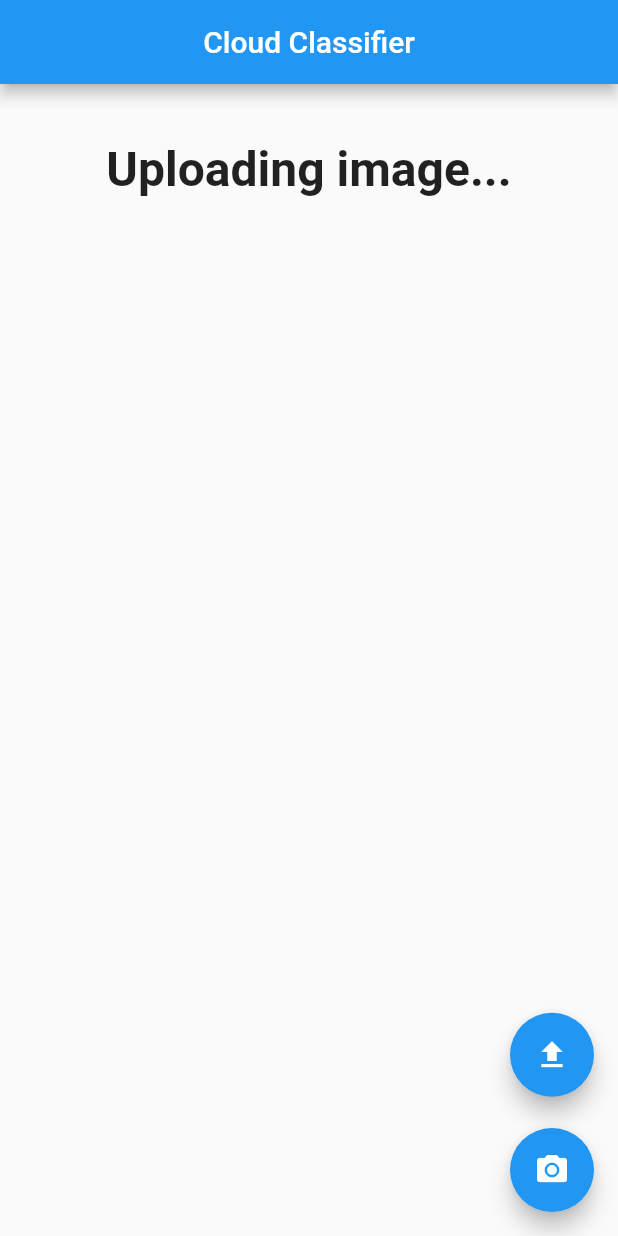
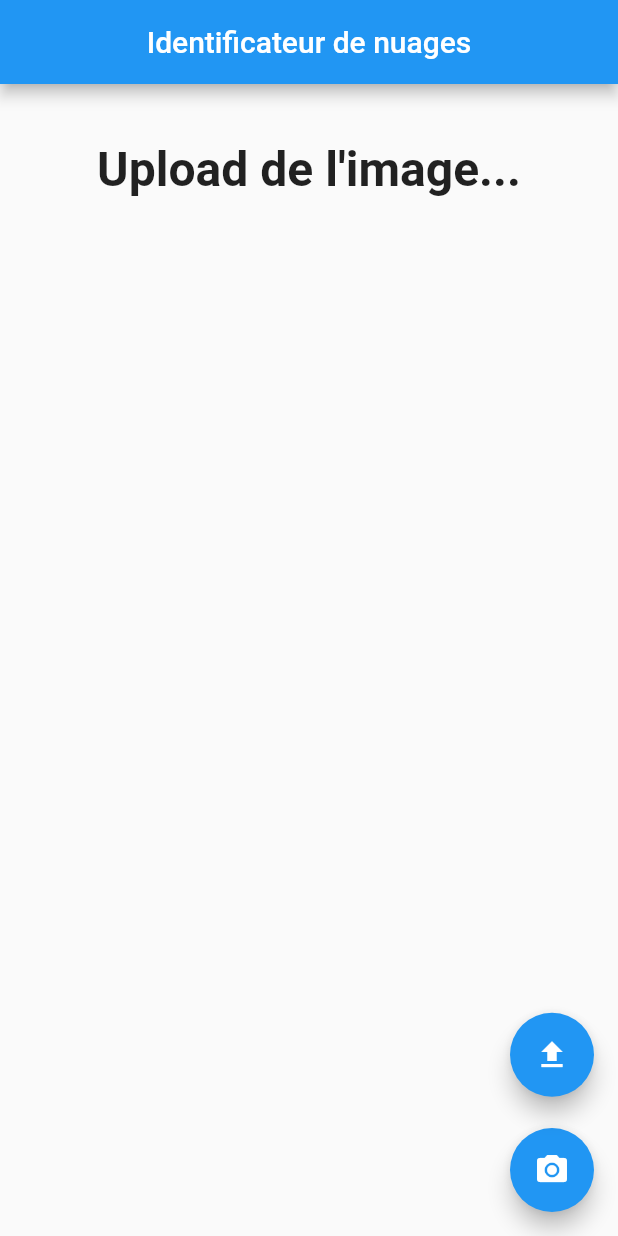
Before and after one commit to ArnaudCrl/NuageNet, a Flutter app: the screen it shows after launch, after a tap on the "camera alt" icon, on a phone screen of 412 x 824 dp. Run offline on Flutter 3.47's test engine with Material 2 defaults, Android fonts, the phone set to English and light mode, and no system bars; our stand-ins replace image_picker, rflutter_alert.

Commit message:
may be bugged

```diff
--- a/lib/main.dart
+++ b/lib/main.dart
@@ -13,7 +13,7 @@ String txt1 = "Upload or take a picture of a cloud to classify it";
 void main() {
   runApp(new MaterialApp(
     debugShowCheckedModeBanner: false,
-    title: "Cloud Classifier",
+    title: "Identificateur de nuages",
     home: new MyApp(),
   ));
 }
@@ -43,21 +43,21 @@ class _MyAppState extends State<MyApp> {
     var multipartFile = new http.MultipartFile('file', stream, length,
         filename: basename(imageFile.path));
     //contentType: new MediaType('image', 'png'));
-    txt = "Calculating output ...";
+    txt = "Calcul du résultat ...";
     request.files.add(multipartFile);
     var response = await request.send();
     print("status code : ");
     print(response.statusCode);
     if (response.statusCode != 200) {
-      print('An error has occured :(');
-      txt = 'An error has occured :(';
+      print("Une erreur s'est produite :(");
+      txt = "Une erreur s'est produite :(";
     } else {
       print('Successfuly classified');
       response.stream.transform(utf8.decoder).listen((value) {
         print(value);
         int string_length = value.length;
         String output = value.substring(11, string_length - 2);
-        output = output.replaceAll("\\n", " ");
+        output = output.replaceAll("\\n", "\n");
         print(output);
         txt = output;
 
@@ -101,9 +101,9 @@ class _MyAppState extends State<MyApp> {
           maxWidth: 224.0);
     }
 
-    txt = "Converting image...";
+    txt = "Conversion de l'image...";
     debugPrint(img.toString());
-    txt = "Uploading image...";
+    txt = "Upload de l'image...";
     upload(img);
 
     setState(() {});
@@ -221,7 +221,7 @@ class _MyAppState extends State<MyApp> {
     return Scaffold(
       appBar: new AppBar(
         centerTitle: true,
-        title: new Text("Cloud Classifier"),
+        title: new Text("Identificateur de nuages"),
       ),
       body: new Container(
         child: Center(
```
Also changed, not shown: 7 other files.
